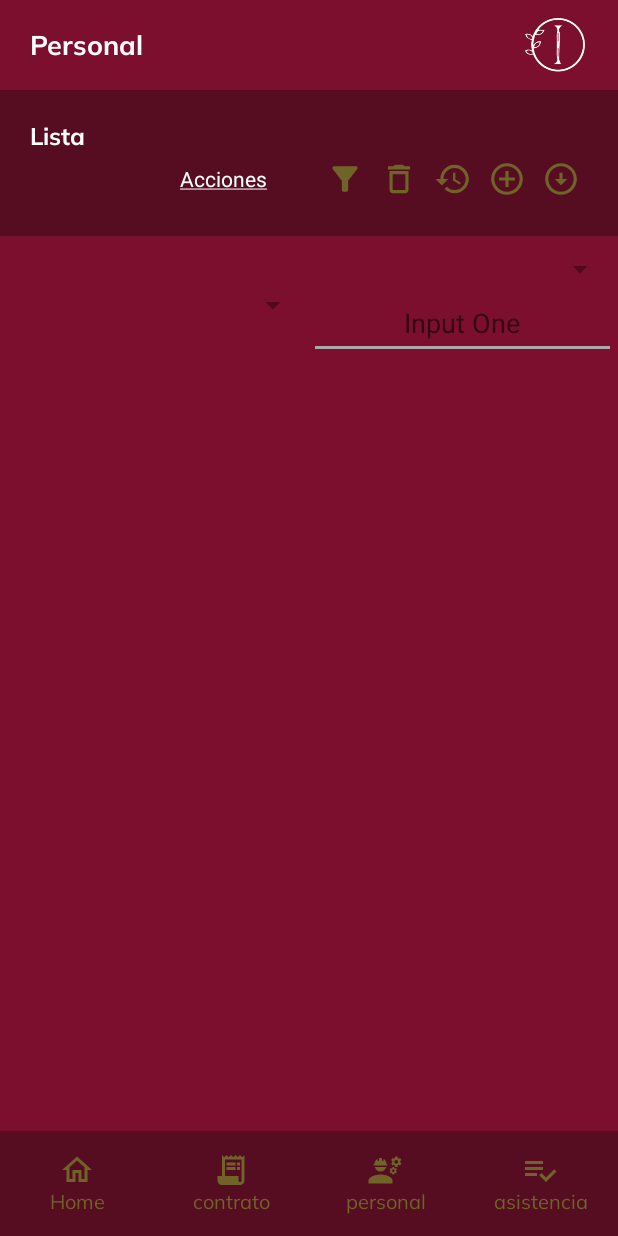
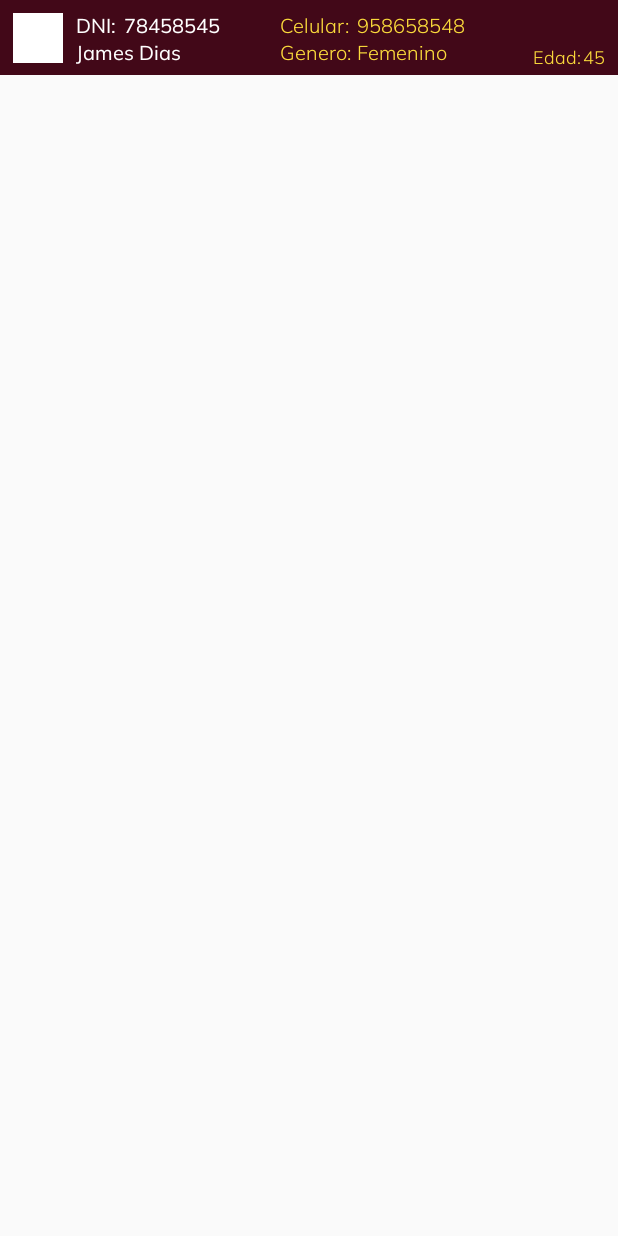
Before and after one commit to hagi-dev/AppControlPersonal, an Android app: the screen it shows after launch (personal before the commit, MainActivity after it), on a phone screen of 412 x 824 dp. Run offline under Robolectric (Android 15) with nearby library versions, the phone set to English and light mode, and no system bars.

Commit message:
terminando ejemplos

```diff
--- a/app/src/main/AndroidManifest.xml
+++ b/app/src/main/AndroidManifest.xml
@@ -10,7 +10,7 @@
         android:supportsRtl="true"
         android:theme="@style/Theme.AppCompat.Light.NoActionBar">
         <activity
-            android:name=".personal"
+            android:name=".MainActivity"
             android:exported="true" >
 
 
@@ -22,7 +22,7 @@
 
         </activity>
         <activity
-            android:name=".MainActivity"
+            android:name=".personal"
             android:exported="true">
         </activity>
     </application>
--- a/app/src/main/java/com/example/appcontrolpersonal/MainActivity.java
+++ b/app/src/main/java/com/example/appcontrolpersonal/MainActivity.java
@@ -8,6 +8,6 @@
     @Override
     protected void onCreate(Bundle savedInstanceState) {
         super.onCreate(savedInstanceState);
-        setContentView(R.layout.activity_home);
+        setContentView(R.layout.listas_personal_desing);
     }
 }
--- a/app/src/main/java/com/example/appcontrolpersonal/personal.java
+++ b/app/src/main/java/com/example/appcontrolpersonal/personal.java
@@ -9,6 +9,6 @@
     @Override
     protected void onCreate(Bundle savedInstanceState) {
         super.onCreate(savedInstanceState);
-        setContentView(R.layout.activity_personal);
+        setContentView(R.layout.activity_home);
     }
 }
--- a/app/src/main/res/layout/lista_personal_design.xml
+++ b/app/src/main/res/layout/lista_personal_design.xml
@@ -15,7 +15,7 @@
         <androidx.constraintlayout.utils.widget.ImageFilterView
             android:id="@+id/imageFilterView"
             android:layout_width="0dp"
-            android:layout_height="43dp"
+            android:layout_height="50dp"
             android:layout_weight="1"
             app:srcCompat="@android:drawable/btn_star_big_on" />
 
--- /dev/null
+++ b/app/src/main/res/layout/listas_personal_desing.xml
@@ -0,0 +1,143 @@
+<?xml version="1.0" encoding="utf-8"?>
+<androidx.constraintlayout.widget.ConstraintLayout xmlns:android="http://schemas.android.com/apk/res/android"
+    xmlns:tools="http://schemas.android.com/tools"
+    android:layout_width="match_parent"
+    android:layout_height="match_parent"
+    xmlns:app="http://schemas.android.com/apk/res-auto">
+
+    <androidx.constraintlayout.widget.ConstraintLayout
+        android:layout_width="match_parent"
+        android:layout_height="50dp"
+        android:background='#420818'
+        app:layout_constraintEnd_toEndOf="parent"
+        app:layout_constraintHorizontal_bias="0.0"
+        app:layout_constraintStart_toStartOf="parent"
+        app:layout_constraintTop_toTopOf="parent">
+
+        <ImageView
+            android:id="@+id/imgFotoPerfil"
+            android:layout_width="33dp"
+            android:layout_height="33dp"
+            android:layout_marginVertical="8.5dp"
+            android:layout_marginLeft="8.5dp"
+            android:background="@color/white"
+            app:layout_constraintLeft_toLeftOf="parent"
+            app:layout_constraintTop_toTopOf="parent"></ImageView>
+
+        <TextView
+            android:id="@+id/lblDni"
+            android:layout_width="wrap_content"
+            android:layout_height="wrap_content"
+            android:layout_marginLeft="8.5dp"
+            android:layout_marginTop="8dp"
+            android:fontFamily="@font/mulish_regular"
+            android:text="DNI:"
+            android:textColor="@color/white"
+            android:textSize="13sp"
+            app:layout_constraintLeft_toRightOf="@id/imgFotoPerfil"
+            app:layout_constraintTop_toTopOf="parent"></TextView>
+
+        <TextView
+            android:id="@+id/txtDni"
+            android:layout_width="wrap_content"
+            android:layout_height="wrap_content"
+            android:layout_marginLeft="5dp"
+            android:layout_marginTop="8dp"
+            android:fontFamily="@font/mulish_regular"
+            android:text="78458545"
+            android:textColor="@color/white"
+            android:textSize="13sp"
+            app:layout_constraintLeft_toRightOf="@id/lblDni"
+            app:layout_constraintTop_toTopOf="parent"></TextView>
+
+        <TextView
+            android:id="@+id/txtNombre"
+            android:layout_width="wrap_content"
+            android:layout_height="wrap_content"
+            android:layout_marginLeft="8.5dp"
+            android:fontFamily="@font/mulish_regular"
+            android:text="James Dias"
+            android:textColor="@color/white"
+            android:textSize="13sp"
+            app:layout_constraintLeft_toRightOf="@id/imgFotoPerfil"
+            app:layout_constraintTop_toBottomOf="@id/lblDni"></TextView>
+
+        <TextView
+            android:id="@+id/lblCelular"
+            android:layout_width="wrap_content"
+            android:layout_height="wrap_content"
+            android:layout_marginLeft="40dp"
+            android:layout_marginTop="8dp"
+            android:fontFamily="@font/mulishlight"
+            android:text="Celular:"
+            android:textColor="#FCDC3C"
+            android:textSize="13sp"
+            app:layout_constraintLeft_toRightOf="@id/txtDni"
+            app:layout_constraintTop_toTopOf="parent"></TextView>
+
+        <TextView
+            android:id="@+id/txtCelular"
+            android:layout_width="wrap_content"
+            android:layout_height="wrap_content"
+            android:layout_marginLeft="5dp"
+            android:layout_marginTop="8dp"
+            android:fontFamily="@font/mulishlight"
+            android:text="958658548"
+            android:textColor="#FCDC3C"
+            android:textSize="13sp"
+            app:layout_constraintLeft_toRightOf="@id/lblCelular"
+            app:layout_constraintTop_toTopOf="parent"></TextView>
+
+        <TextView
+            android:id="@+id/lblGenero"
+            android:layout_width="wrap_content"
+            android:layout_height="wrap_content"
+            android:layout_marginLeft="40dp"
+            android:fontFamily="@font/mulishlight"
+            android:text="Genero:"
+            android:textColor="#FCDC3C"
+            android:textSize="13sp"
+            app:layout_constraintLeft_toRightOf="@id/txtDni"
+            app:layout_constraintTop_toBottomOf="@id/lblCelular"></TextView>
+
+        <TextView
+            android:id="@+id/txtGenero"
+            android:layout_width="wrap_content"
+            android:layout_height="wrap_content"
+            android:layout_marginLeft="5dp"
+            android:fontFamily="@font/mulishlight"
+            android:text="Femenino"
+            android:textColor="#FCDC3C"
+            android:textSize="13sp"
+            app:layout_constraintLeft_toRightOf="@id/lblCelular"
+            app:layout_constraintTop_toBottomOf="@id/txtCelular"></TextView>
+
+        <TextView
+            android:id="@+id/lblEdad"
+            android:layout_width="wrap_content"
+            android:layout_height="wrap_content"
+            android:layout_marginRight="8.5dp"
+            android:layout_marginBottom="4dp"
+            android:fontFamily="@font/mulishlight"
+            android:text="45"
+            android:textColor="#FCDC3C"
+            android:textSize="12sp"
+            app:layout_constraintBottom_toBottomOf="parent"
+            app:layout_constraintRight_toRightOf="parent"></TextView>
+
+        <TextView
+            android:id="@+id/txtEdad"
+            android:layout_width="wrap_content"
+            android:layout_height="wrap_content"
+            android:layout_marginRight="16dp"
+            android:layout_marginBottom="4dp"
+            android:fontFamily="@font/mulishlight"
+            android:text="Edad:"
+            android:textColor="#FCDC3C"
+            android:textSize="12sp"
+            app:layout_constraintBottom_toBottomOf="parent"
+            app:layout_constraintRight_toRightOf="@id/lblEdad"></TextView>
+
+    </androidx.constraintlayout.widget.ConstraintLayout>
+
+</androidx.constraintlayout.widget.ConstraintLayout>
```
Also changed, not shown: app/src/main/res/font/mulishlight.ttf (added).
